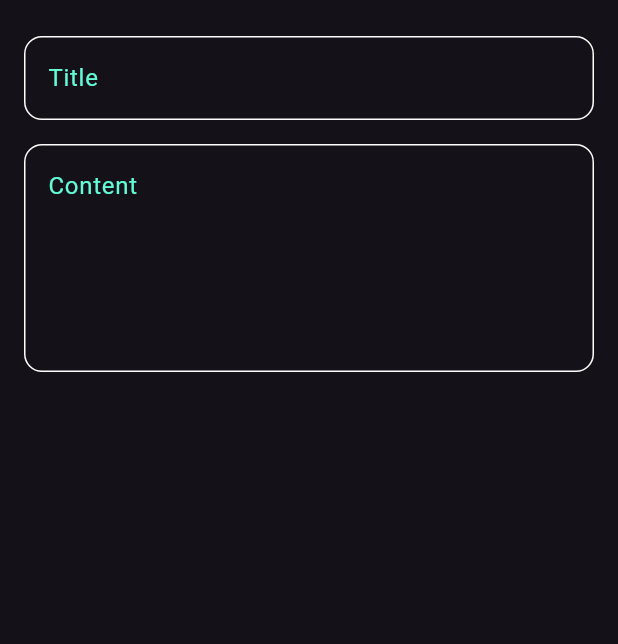
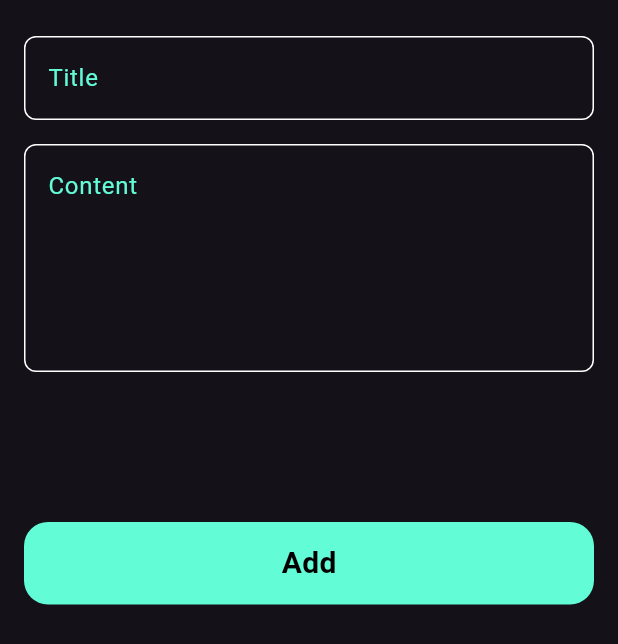
Before and after one commit to MuhamedElfdawy/notes, a Flutter app: the CustomAddNoteSheet widget shown alone on an empty page, opened directly, on a phone screen of 412 x 824 dp. Shown: the top 644 px of the screen. Run offline on Flutter 3.47's test engine with Material 3 defaults, Android fonts, the phone set to English and light mode, and no system bars; Roboto replaces fonts that are missing (Poppins).

Commit message:
finish notes bottom sheet

```diff
--- a/lib/Views/widgets/custom_add_note.dart
+++ b/lib/Views/widgets/custom_add_note.dart
@@ -1,4 +1,5 @@
 import 'package:flutter/material.dart';
+import 'package:notes/Views/widgets/custom_button.dart';
 import 'package:notes/Views/widgets/custom_text_field.dart';
 
 class CustomAddNoteSheet extends StatelessWidget {
@@ -8,6 +9,7 @@ class CustomAddNoteSheet extends StatelessWidget {
   Widget build(BuildContext context) {
     return const Padding(
       padding: EdgeInsets.symmetric(vertical: 24, horizontal: 16),
+      child: SingleChildScrollView(
         child: Column(
           children: [
             CustomTextField(
@@ -18,7 +20,10 @@ class CustomAddNoteSheet extends StatelessWidget {
               hint: 'Content',
               maxLine: 5,
             ),
+            SizedBox(height: 100,),
+            CustomButton()
           ],
+        ),
       ),
     );
   }
--- /dev/null
+++ b/lib/Views/widgets/custom_button.dart
@@ -0,0 +1,27 @@
+import 'package:flutter/material.dart';
+import 'package:notes/Views/widgets/constants.dart';
+
+class CustomButton extends StatelessWidget {
+  const CustomButton({super.key});
+
+  @override
+  Widget build(BuildContext context) {
+    return Container(
+      alignment: Alignment.center,
+      width: MediaQuery.of(context).size.width,
+      height: 55,
+      decoration: BoxDecoration(
+        color: primaryColor,
+        borderRadius: BorderRadius.circular(16),
+      ),
+      child: const Text(
+        'Add',
+        style: TextStyle(
+          color: Colors.black,
+          fontSize: 20,
+          fontWeight: FontWeight.bold,
+        ),
+      ),
+    );
+  }
+}
--- a/lib/Views/widgets/custom_text_field.dart
+++ b/lib/Views/widgets/custom_text_field.dart
@@ -24,7 +24,7 @@ class CustomTextField extends StatelessWidget {
 
 OutlineInputBorder buildBorder([color]) {
   return OutlineInputBorder(
-    borderRadius: BorderRadius.circular(12),
+    borderRadius: BorderRadius.circular(8),
     borderSide:  BorderSide(
       color:color ?? Colors.white,
     ),
```
Lines whose indentation alone changed are shown as unchanged.
